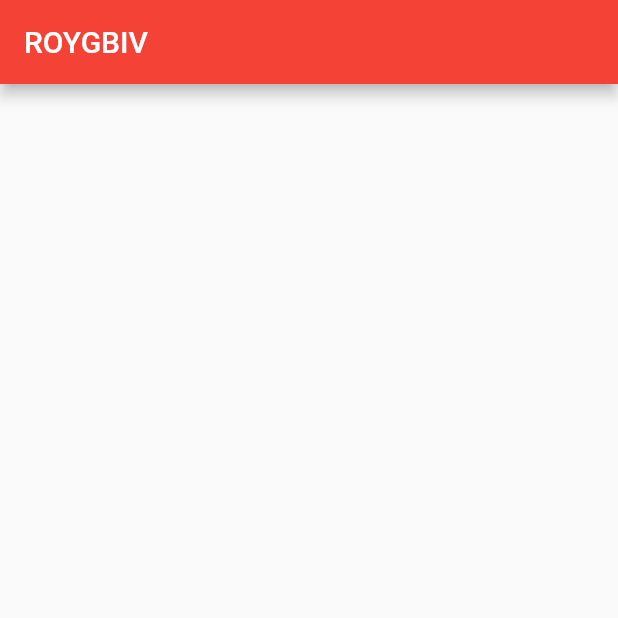
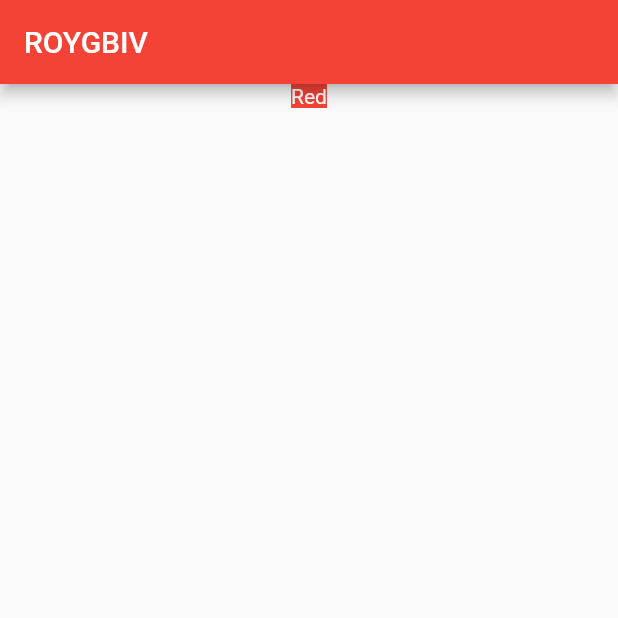
Before and after one commit to DevAdedoyin/ColorChangerApp, a Flutter app: the screen it shows after launch, on a phone screen of 412 x 824 dp, the top half of it. Run offline on Flutter 3.47's test engine with Material 2 defaults, Android fonts, the phone set to English and light mode, and no system bars.

Commit message:
Text Added

```diff
--- a/lib/main.dart
+++ b/lib/main.dart
@@ -16,6 +16,20 @@ class _CheckColorsState extends State<CheckColors> {
           title: Text("ROYGBIV"),
           backgroundColor: Colors.red,
         ),
+        body: Column(
+          children: [
+            Center(
+              child: Text(
+                "Red",
+                style: TextStyle(
+                  backgroundColor: Colors.red,
+                  color: Colors.white,
+                ),
+                textAlign: TextAlign.center,
+              ),
+            )
+          ],
+        ),
       ),
     );
   }
```
